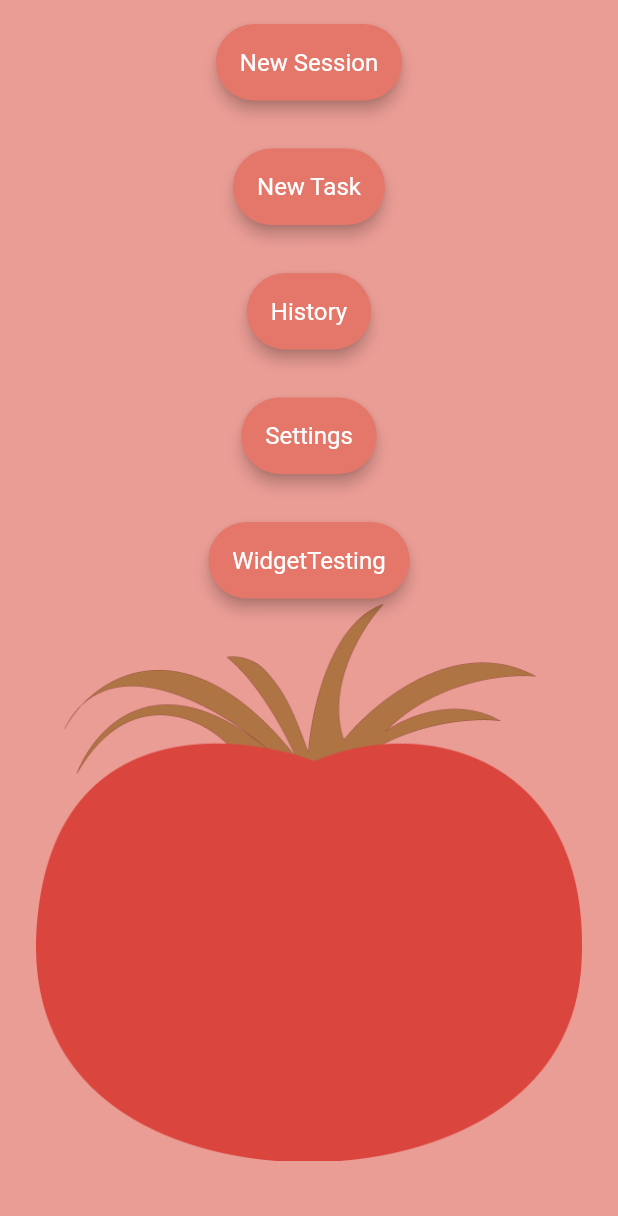
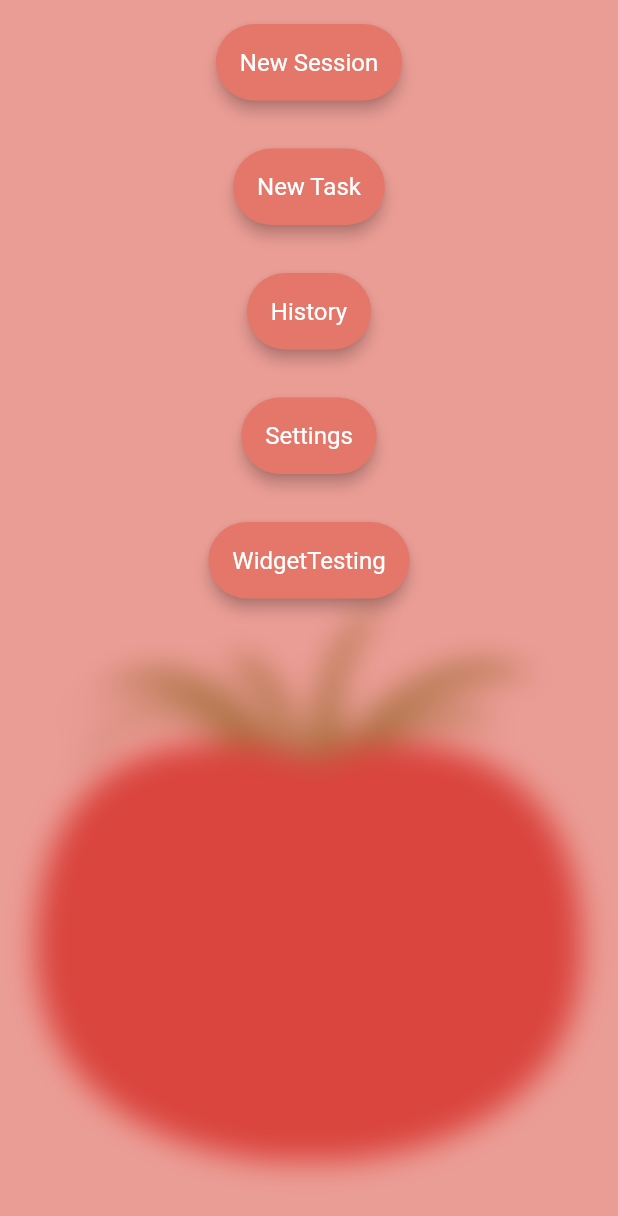
Before and after one commit to ahnaftahmid39/pomodoro, a Flutter app: the NewSessionScreen screen opened by its route, after a tap on "Home", on a phone screen of 412 x 824 dp. Shown: the top 1216 px of the screen. Run offline on Flutter 3.47's test engine with Material 2 defaults, Android fonts, the phone set to English and light mode, and no system bars; our stand-ins replace google_fonts.

Commit message:
Brought session provider down

```diff
--- a/lib/screens/new_session_screen.dart
+++ b/lib/screens/new_session_screen.dart
@@ -1,6 +1,9 @@
+import 'dart:ui';
+
 import 'package:flutter/material.dart';
 import 'package:pomodoro/components/change_time_card.dart';
 import 'package:pomodoro/screens/session_screen.dart';
+import 'package:pomodoro/util/session.dart';
 import 'package:pomodoro/viewmodels/session_settings.dart';
 import 'package:provider/provider.dart';
 
@@ -20,10 +23,15 @@ class _NewSessionScreenState extends State<NewSessionScreen> {
       body: SafeArea(
         child: Stack(
           children: <Widget>[
-            Container(color: const Color.fromRGBO(224, 95, 82, 0.6)),
+            BackdropFilter(
+              filter: ImageFilter.blur(sigmaX: 10, sigmaY: 10),
+              child: Container(color: const Color.fromRGBO(224, 95, 82, 0.6)),
+            ),
             Container(
               alignment: Alignment.center,
-              child: Column(
+              child: ChangeNotifierProvider(
+                create: (_) => SessionSettings(),
+                builder: (context, _) => Column(
                   children: [
                     const SizedBox(
                       height: 20,
@@ -34,7 +42,6 @@ class _NewSessionScreenState extends State<NewSessionScreen> {
                       },
                       child: const Text('Home'),
                     ),
-                  // ignore: prefer_const_constructors
                     ChangeTimeCard(
                         cardTitle: 'Session Duration',
                         defaultDuration: const Duration(minutes: 25),
@@ -52,21 +59,23 @@ class _NewSessionScreenState extends State<NewSessionScreen> {
                       cardTitle: 'Break Duration',
                       defaultDuration: const Duration(minutes: 25),
                       onChange: (Duration duration) {
-                      final sessionSettings =
-                          Provider.of<SessionSettings>(context, listen: false);
+                        final sessionSettings = Provider.of<SessionSettings>(
+                            context,
+                            listen: false);
                         sessionSettings.breakDuration = duration;
                       },
                     ),
                     const SizedBox(height: 20),
                     TextButton(
                       onPressed: () {
+                        Session session =
+                            Provider.of<SessionSettings>(context, listen: false)
+                                .session;
                         Navigator.pushReplacement(
                           context,
                           MaterialPageRoute(
                             builder: (context) => SessionScreen(
-                            session: Provider.of<SessionSettings>(context,
-                                    listen: false)
-                                .session,
+                              session: session,
                             ),
                           ),
                         );
@@ -76,6 +85,7 @@ class _NewSessionScreenState extends State<NewSessionScreen> {
                   ],
                 ),
               ),
+            ),
           ],
         ),
       ),
```
Also changed, not shown: lib/main.dart (+1 -6 lines), lib/screens/home_screen.dart (+4 -4 lines), 1 other file. Lines whose indentation alone changed are shown as unchanged.
